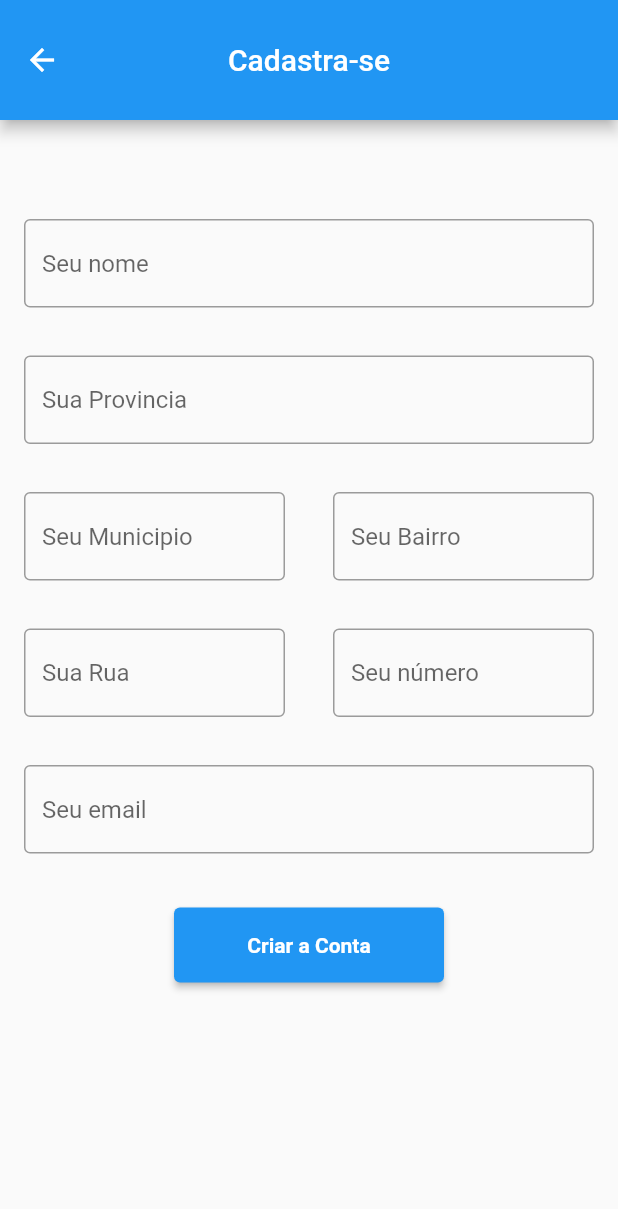
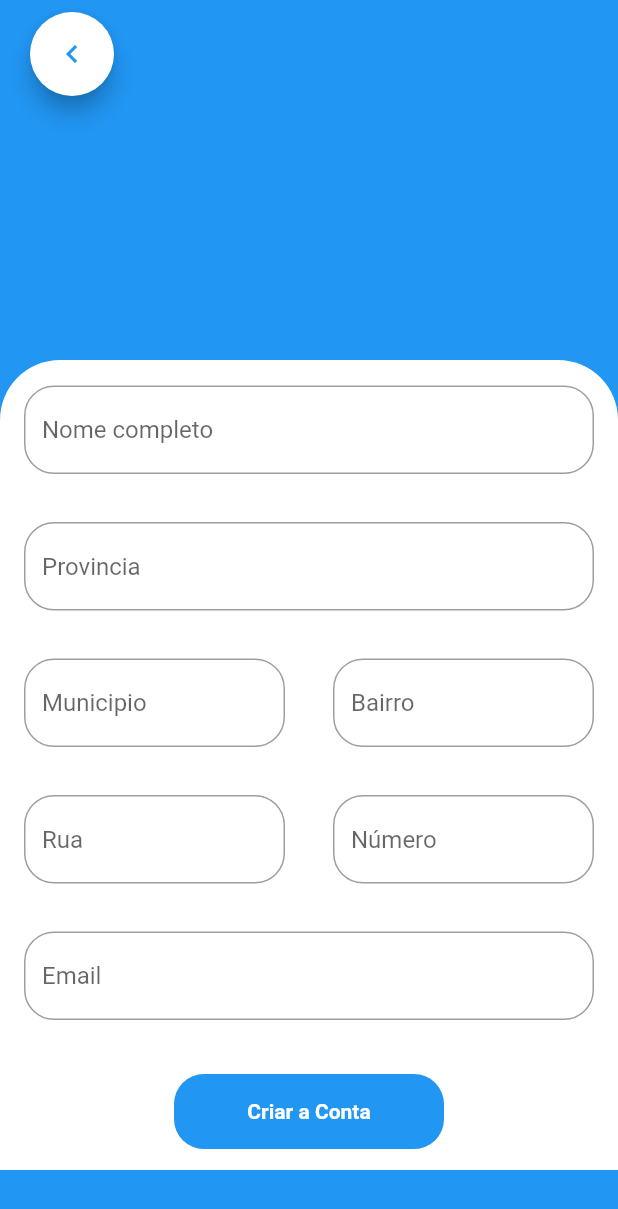
Before and after one commit to Jacob-dvlp/findsApp, a Flutter app: the Register screen opened by its route, on a phone screen of 412 x 824 dp. Shown: the top 1209 px of the screen. Run offline on Flutter 3.47's test engine with Material 2 defaults, Android fonts, the light colour scheme and no system bars; our stand-ins replace flutter_svg, get.

Commit message:
login and register

```diff
--- a/lib/views/screens/screen-resgister/register.dart
+++ b/lib/views/screens/screen-resgister/register.dart
@@ -1,4 +1,5 @@
 import 'package:flutter/material.dart';
+import 'package:get/get.dart';
 import 'package:mobile/views/widgets/custons.dart';
 
 class Register extends StatelessWidget {
@@ -7,36 +8,61 @@ class Register extends StatelessWidget {
   @override
   Widget build(BuildContext context) {
     return Scaffold(
-      appBar: AppBar(
-        title: Text("Cadastra-se"),
-        centerTitle: true,
-        toolbarHeight: 80,
+      floatingActionButtonLocation: FloatingActionButtonLocation.miniStartTop,
+      floatingActionButton: Padding(
+        padding: const EdgeInsets.all(8.0),
+        child: FloatingActionButton(
+          child: Icon(
+            Icons.chevron_left,
+            color: Colors.blue,
           ),
-      body: SingleChildScrollView(
+          backgroundColor: Colors.white,
+          onPressed: () => Get.back(),
+        ),
+      ),
+      body: Container(
+        color: Colors.blue,
+        height: MediaQuery.of(context).size.height,
+        child: SingleChildScrollView(
+          child: Column(
+            children: [
+              Container(
+                height: 240,
+              ),
+              ClipRRect(
+                borderRadius: BorderRadius.only(
+                  topLeft: Radius.circular(40),
+                  topRight: Radius.circular(40),
+                ),
+                child: Padding(
+                  padding: const EdgeInsets.all(0.0),
+                  child: Container(
+                    height: 540,
+                    color: Colors.white,
                     child: Column(
                       children: [
                         SizedBox(
-              height: 50,
+                          height: 1,
                         ),
                         InputsText(
-              title: "Seu nome",
+                          title: "Nome completo",
                           typeinput: TextInputType.text,
                         ),
                         InputsText(
-              title: "Sua Provincia",
+                          title: "Provincia",
                           typeinput: TextInputType.text,
                         ),
                         Row(
                           children: [
                             Expanded(
                               child: InputsText(
-                    title: "Seu Municipio",
+                                title: "Municipio",
                                 typeinput: TextInputType.text,
                               ),
                             ),
                             Expanded(
                               child: InputsText(
-                    title: "Seu Bairro",
+                                title: "Bairro",
                                 typeinput: TextInputType.text,
                               ),
                             ),
@@ -46,30 +72,40 @@ class Register extends StatelessWidget {
                           children: [
                             Expanded(
                               child: InputsText(
-                    title: "Sua Rua",
+                                title: "Rua",
                                 typeinput: TextInputType.text,
                               ),
                             ),
                             Expanded(
                               child: InputsText(
-                    title: "Seu número",
+                                title: "Número",
                                 typeinput: TextInputType.number,
                               ),
                             ),
                           ],
                         ),
                         InputsText(
-              title: "Seu email",
+                          title: "Email",
                           typeinput: TextInputType.emailAddress,
                         ),
                         SizedBox(
                           height: 20,
                         ),
-            Btn(
+                        ClipRRect(
+                          borderRadius: BorderRadius.circular(20),
+                          child: Btn(
+                            colorText: Colors.white,
                             rout: "/home",
                             name: "Criar a Conta",
+                          ),
                         )
                       ],
+                    ),
+                  ),
+                ),
+              ),
+            ],
+          ),
         ),
       ),
     );
--- a/lib/views/widgets/custons.dart
+++ b/lib/views/widgets/custons.dart
@@ -20,10 +20,12 @@ class InputsText extends StatelessWidget {
       child: Padding(
         padding: const EdgeInsets.all(8.0),
         child: TextField(
+
           keyboardType: TextInputType.text,
           decoration: InputDecoration(
+            counterStyle: TextStyle(backgroundColor: Colors.red),
             hintText: "$title",
-            border: OutlineInputBorder(),
+            border: OutlineInputBorder(borderRadius: BorderRadius.circular(20)),
             prefixIcon: icon,
           ),
         ),
@@ -35,19 +37,30 @@ class InputsText extends StatelessWidget {
 class Btn extends StatelessWidget {
   final String? name;
   final String? rout;
+  final Color? color, colorText;
 
-  const Btn({Key? key, this.name, required this.rout}) : super(key: key);
+  const Btn(
+      {Key? key, this.name, required this.rout, this.color, this.colorText})
+      : super(key: key);
 
   @override
   Widget build(BuildContext context) {
     return Container(
       height: 50,
       width: 180,
-      child: ElevatedButton(
-        onPressed: () => Get.offAllNamed("$rout"),
-        child: Text(
-          "$name",
-          style: TextStyle(fontWeight: FontWeight.bold),
+      child: ClipRRect(
+        child: ElevatedButton(
+          style: ButtonStyle(
+            elevation: MaterialStateProperty.all(30),
+            foregroundColor: MaterialStateProperty.all<Color?>(Colors.blue),
+            backgroundColor: MaterialStateProperty.all<Color?>(color),
+            overlayColor: MaterialStateProperty.all<Color?>(Colors.blue),
+          ),
+          onPressed: () => Get.offAllNamed("$rout"),
+          child: Text(
+            "$name",
+            style: TextStyle(fontWeight: FontWeight.bold, color: colorText),
+          ),
         ),
       ),
     );
--- a/pubspec.yaml
+++ b/pubspec.yaml
@@ -26,6 +26,8 @@ dependencies:
   get:
   curved_navigation_bar:
   flutter_svg:
+  getwidget: ^2.0.2
+  url_launcher: ^6.0.7
 
 
 
```
Also changed, not shown: lib/views/screens/home-screens/home.dart (+85 -80 lines), lib/views/screens/screen-login/login.dart (+52 -16 lines), lib/views/tests/primeiro.dart (added, +121 -0 lines), assets/svg/finds1.svg (renamed from assets/svg/find1.svg), lib/main.dart (line endings or trailing spaces), pubspec.lock, 1 other file. Lines whose indentation alone changed are shown as unchanged.
